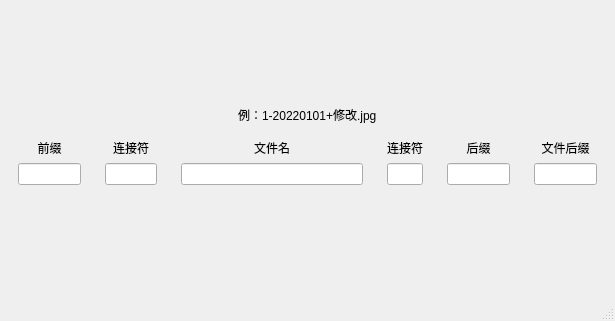
Qt form mainwindow.ui (EricShui/renameTool) before a commit.
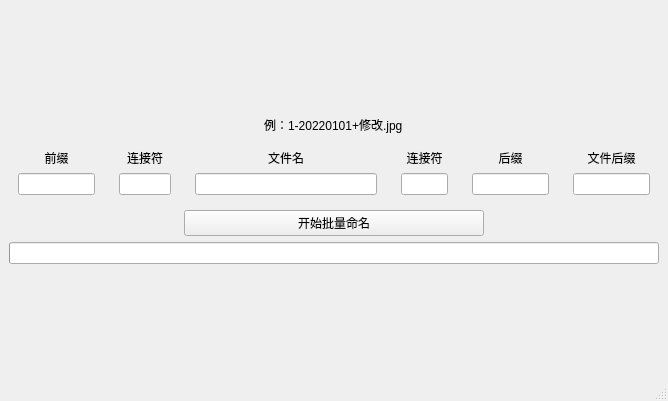
The same form after that commit.

What changed in the file:
```diff
--- a/mainwindow.ui
+++ b/mainwindow.ui
@@ -6,8 +6,8 @@
    <rect>
     <x>0</x>
     <y>0</y>
-    <width>615</width>
-    <height>321</height>
+    <width>668</width>
+    <height>401</height>
    </rect>
   </property>
   <property name="windowTitle">
@@ -16,7 +16,7 @@
   <widget class="QWidget" name="centralwidget">
    <layout class="QVBoxLayout" name="verticalLayout">
     <item>
-     <spacer name="verticalSpacer">
+     <spacer name="verticalSpacer_2">
       <property name="orientation">
        <enum>Qt::Vertical</enum>
       </property>
@@ -29,9 +29,9 @@
      </spacer>
     </item>
     <item>
-     <layout class="QHBoxLayout" name="horizontalLayout_2">
+     <layout class="QHBoxLayout" name="example_layout">
       <item>
-       <widget class="QLabel" name="label">
+       <widget class="QLabel" name="example_label">
         <property name="sizePolicy">
          <sizepolicy hsizetype="Fixed" vsizetype="Preferred">
           <horstretch>0</horstretch>
@@ -177,7 +177,7 @@
        </widget>
       </item>
       <item>
-       <widget class="QFrame" name="verticalFrame_7">
+       <widget class="QFrame" name="suffix_connecto_frame">
         <property name="maximumSize">
          <size>
           <width>70</width>
@@ -293,7 +293,52 @@
      </layout>
     </item>
     <item>
-     <spacer name="verticalSpacer_2">
+     <layout class="QHBoxLayout" name="horizontalLayout_2">
+      <item>
+       <widget class="QPushButton" name="start_button">
+        <property name="enabled">
+         <bool>true</bool>
+        </property>
+        <property name="sizePolicy">
+         <sizepolicy hsizetype="Preferred" vsizetype="Fixed">
+          <horstretch>0</horstretch>
+          <verstretch>0</verstretch>
+         </sizepolicy>
+        </property>
+        <property name="minimumSize">
+         <size>
+          <width>200</width>
+          <height>0</height>
+         </size>
+        </property>
+        <property name="maximumSize">
+         <size>
+          <width>300</width>
+          <height>16777215</height>
+         </size>
+        </property>
+        <property name="layoutDirection">
+         <enum>Qt::LeftToRight</enum>
+        </property>
+        <property name="text">
+         <string>开始批量命名</string>
+        </property>
+       </widget>
+      </item>
+     </layout>
+    </item>
+    <item>
+     <widget class="QProgressBar" name="progressBar">
+      <property name="value">
+       <number>0</number>
+      </property>
+      <property name="textVisible">
+       <bool>false</bool>
+      </property>
+     </widget>
+    </item>
+    <item>
+     <spacer name="verticalSpacer">
       <property name="orientation">
        <enum>Qt::Vertical</enum>
       </property>
```
Left out of the diff: 36 changed lines with no effect on the pictures.
